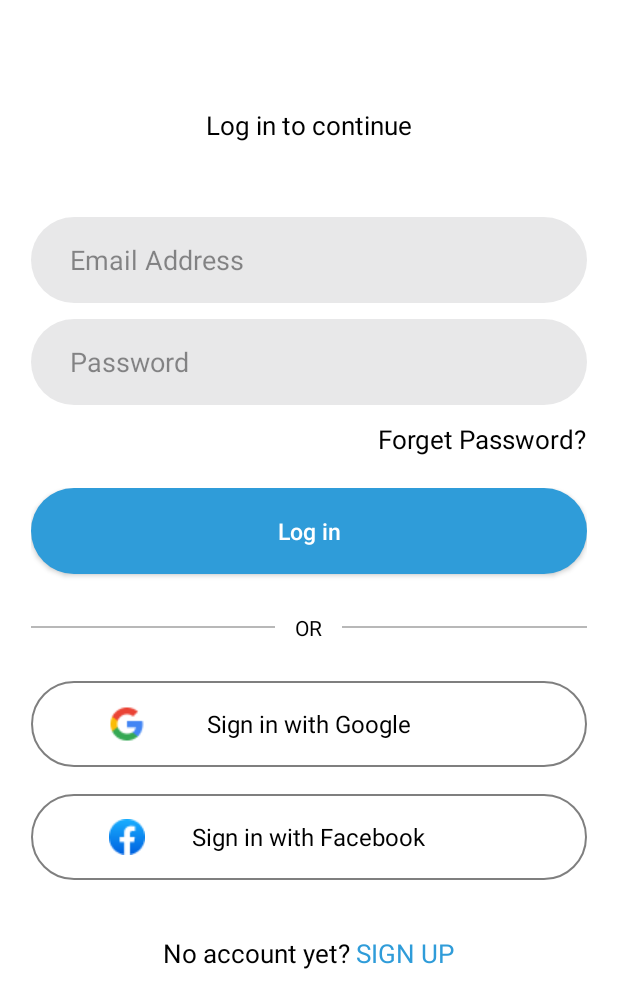
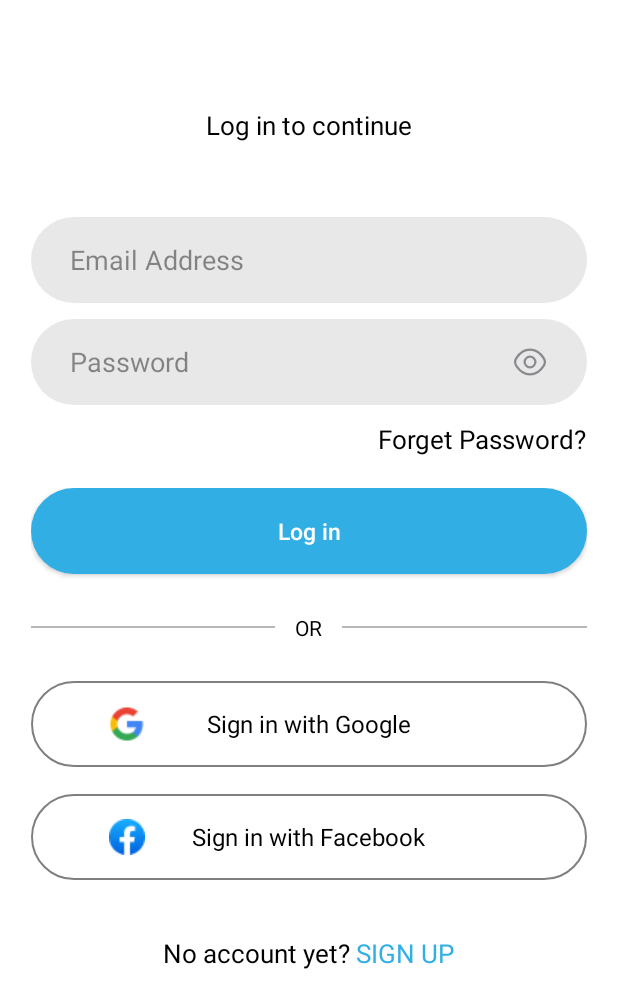
Before and after one commit to Aousaf786/loveoneandroid, an Android app: the OtpFragment screen opened through its navigation route, after a tap on an icon or button, on a phone screen of 412 x 824 dp. Shown: the top 1008 px of the screen. Run offline under Robolectric (Android 15) with nearby library versions, the phone set to English and light mode, and no system bars; our stand-ins replace Timber, data binding, sdp/ssp sizes; libraries missing offline, so code that uses them is left out: com.android.billingclient, com.chuckerteam.chucker.

Commit message:
add password toggle functionality

```diff
--- /dev/null
+++ b/app/src/main/res/drawable/ic_password_toggle.xml
@@ -0,0 +1,24 @@
+<vector xmlns:android="http://schemas.android.com/apk/res/android"
+    android:width="24dp"
+    android:height="24dp"
+    android:viewportWidth="24"
+    android:viewportHeight="24">
+  <path
+      android:pathData="M15.58,12C15.58,13.98 13.98,15.58 12,15.58C10.02,15.58 8.42,13.98 8.42,12C8.42,10.02 10.02,8.42 12,8.42C13.98,8.42 15.58,10.02 15.58,12Z"
+      android:strokeAlpha="0.5"
+      android:strokeLineJoin="round"
+      android:strokeWidth="1.5"
+      android:fillColor="#00000000"
+      android:strokeColor="#292D32"
+      android:fillAlpha="0.5"
+      android:strokeLineCap="round"/>
+  <path
+      android:pathData="M12,20.27C15.53,20.27 18.82,18.19 21.11,14.59C22.01,13.18 22.01,10.81 21.11,9.4C18.82,5.8 15.53,3.72 12,3.72C8.47,3.72 5.18,5.8 2.89,9.4C1.99,10.81 1.99,13.18 2.89,14.59C5.18,18.19 8.47,20.27 12,20.27Z"
+      android:strokeAlpha="0.5"
+      android:strokeLineJoin="round"
+      android:strokeWidth="1.5"
+      android:fillColor="#00000000"
+      android:strokeColor="#292D32"
+      android:fillAlpha="0.5"
+      android:strokeLineCap="round"/>
+</vector>
--- a/app/src/main/res/layout/fragment_login.xml
+++ b/app/src/main/res/layout/fragment_login.xml
@@ -43,6 +43,7 @@
                     android:id="@+id/etPassword"
                     style="@style/AuthEditText"
                     android:layout_width="match_parent"
+                    android:drawableEnd="@drawable/ic_password_toggle"
                     android:hint="Password"
                     android:inputType="textPassword" />
 
--- a/app/src/main/res/values/colors.xml
+++ b/app/src/main/res/values/colors.xml
@@ -1,6 +1,6 @@
 <?xml version="1.0" encoding="utf-8"?>
 <resources xmlns:tools="http://schemas.android.com/tools">
-    <color name="colorPrimary">#2F9CD9</color>
+    <color name="colorPrimary">#31AFE5</color>
     <color name="colorPrimaryDark">#DFEDF7</color>
     <color name="colorAccent">#000000</color>
     <color name="black">#FF000000</color>
```
Also changed, not shown: app/src/main/java/com/connaughttechnologies/lovedonce/ui/auth/login/LoginFragment.kt (+21 -0 lines).
